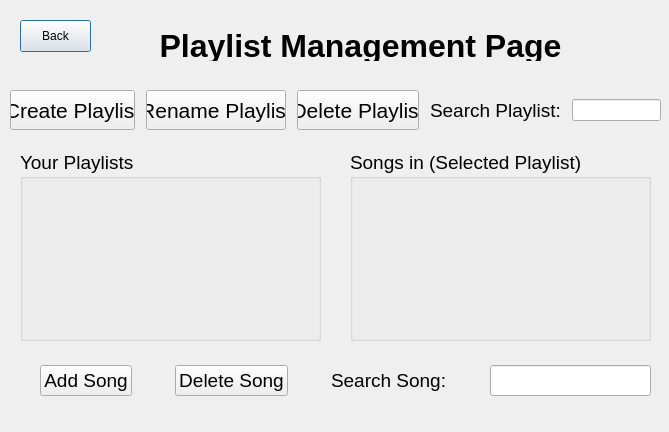
Old version of the form Music-Manager/playlistmanagement.ui in the repository david-boules/Music-Playlist-Manager.
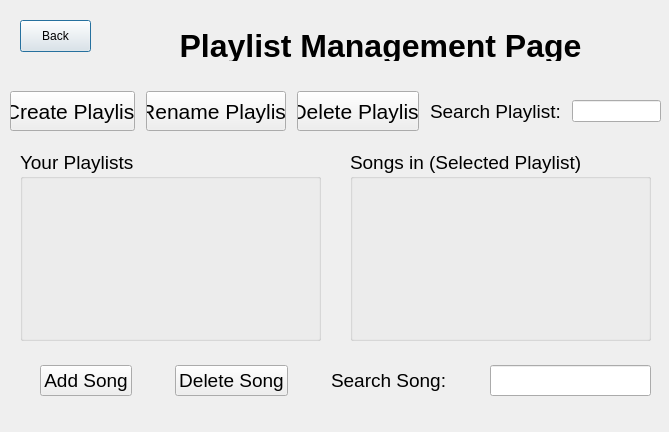
New version of the form.

```diff
--- a/Music-Manager/playlistmanagement.ui
+++ b/Music-Manager/playlistmanagement.ui
@@ -67,9 +67,9 @@
   <widget class="QLabel" name="label_PMTitle">
    <property name="geometry">
     <rect>
-     <x>120</x>
+     <x>100</x>
      <y>30</y>
-     <width>481</width>
+     <width>561</width>
      <height>31</height>
     </rect>
    </property>
@@ -93,7 +93,7 @@
      <x>10</x>
      <y>90</y>
      <width>651</width>
-     <height>40</height>
+     <height>42</height>
     </rect>
    </property>
    <layout class="QHBoxLayout" name="horizontalLayout">
```
